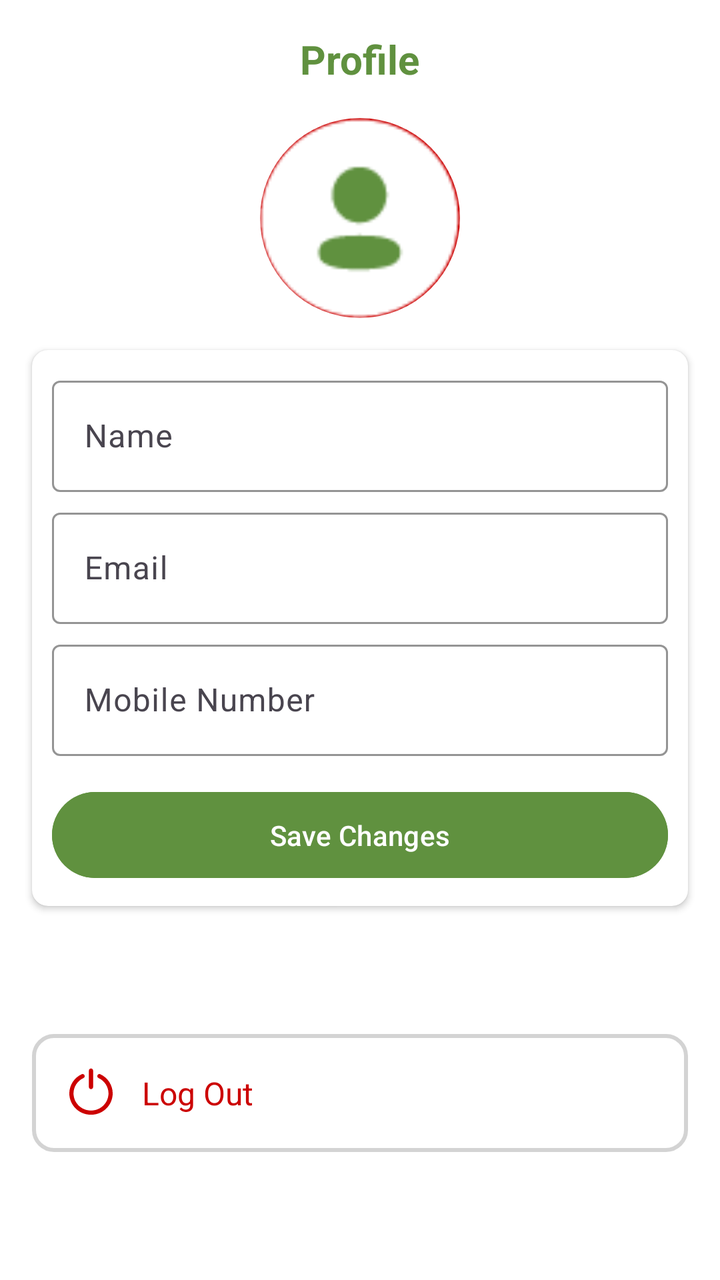
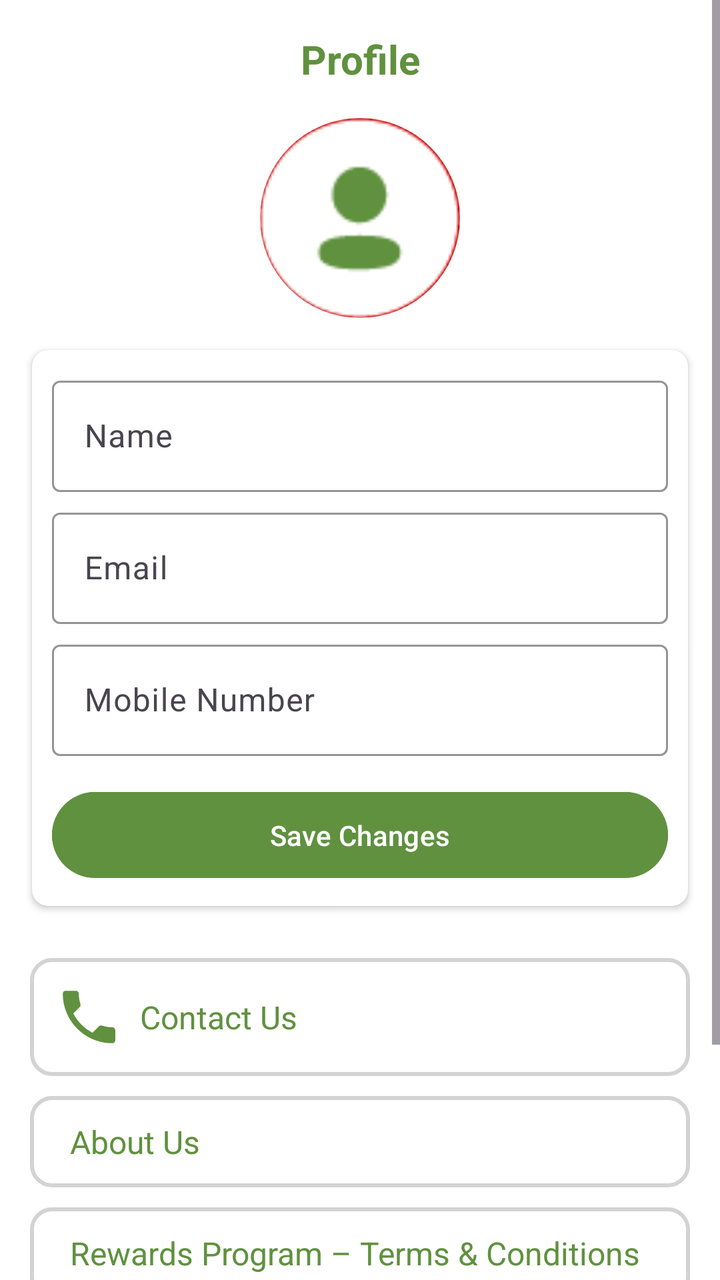

Two renders of the same Android screen: before a commit and after it. Below are the layout's source before the change and the commit's diff.
<!-- AndroidManifest.xml: application theme Theme.Fastrise -->
<!-- res/layout/layout_edit_profile.xml -->
<?xml version="1.0" encoding="utf-8"?>
<androidx.constraintlayout.widget.ConstraintLayout xmlns:android="http://schemas.android.com/apk/res/android"
    xmlns:app="http://schemas.android.com/apk/res-auto"
    android:layout_width="match_parent"
    android:layout_height="match_parent"
    android:background="@color/white">

    
    <TextView
        android:id="@+id/tvProfileTitle"
        android:layout_width="wrap_content"
        android:layout_height="wrap_content"
        android:layout_marginTop="16dp"
        android:text="Profile"
        android:textColor="@color/main_color"
        android:textSize="20sp"
        android:textStyle="bold"
        app:layout_constraintEnd_toEndOf="parent"
        app:layout_constraintStart_toStartOf="parent"
        app:layout_constraintTop_toTopOf="parent" />

    
    <ImageView
        android:id="@+id/imgPanUpload"
        android:layout_width="100dp"
        android:layout_height="100dp"
        android:layout_marginTop="16dp"
        android:background="@drawable/circle_badge"
        android:scaleType="centerCrop"
        android:src="@drawable/usericon"
        app:layout_constraintEnd_toEndOf="parent"
        app:layout_constraintStart_toStartOf="parent"
        app:layout_constraintTop_toBottomOf="@id/tvProfileTitle" />

    
    <androidx.cardview.widget.CardView
        android:id="@+id/cardView2"
        android:layout_width="match_parent"
        android:layout_height="wrap_content"
        android:layout_margin="16dp"
        android:elevation="4dp"
        app:cardCornerRadius="8dp"
        app:layout_constraintEnd_toEndOf="parent"
        app:layout_constraintStart_toStartOf="parent"
        app:layout_constraintTop_toBottomOf="@id/imgPanUpload">

        <LinearLayout
            android:layout_width="match_parent"
            android:layout_height="match_parent"
            android:orientation="vertical"
            android:padding="10dp">


            
            <com.google.android.material.textfield.TextInputLayout
                android:layout_width="match_parent"
                android:layout_height="wrap_content"

                android:hint="Name"
                app:boxBackgroundMode="outline"
                app:boxStrokeColor="@color/white">

                <com.google.android.material.textfield.TextInputEditText
                    android:id="@+id/et_name"
                    android:layout_width="match_parent"
                    android:layout_height="wrap_content"
                    android:inputType="textPersonName"
                    android:textColor="#000"
                    android:textSize="16sp" />
            </com.google.android.material.textfield.TextInputLayout>

            
            <com.google.android.material.textfield.TextInputLayout
                android:layout_width="match_parent"
                android:layout_height="wrap_content"
                android:layout_marginTop="5dp"
                android:hint="Email"
                app:boxBackgroundMode="outline"
                app:boxStrokeColor="@color/white">

                <com.google.android.material.textfield.TextInputEditText
                    android:id="@+id/et_email"
                    android:layout_width="match_parent"
                    android:layout_height="wrap_content"
                    android:inputType="textEmailAddress"
                    android:textColor="#000"
                    android:textSize="16sp" />
            </com.google.android.material.textfield.TextInputLayout>

            

            
            <com.google.android.material.textfield.TextInputLayout
                android:layout_width="match_parent"
                android:layout_height="wrap_content"
                android:layout_marginTop="5dp"
                android:hint="Mobile Number"
                app:boxBackgroundMode="outline"
                app:boxStrokeColor="#080808">

                <com.google.android.material.textfield.TextInputEditText
                    android:id="@+id/et_mobile"
                    android:layout_width="match_parent"
                    android:layout_height="wrap_content"
                    android:enabled="false"
                    android:inputType="phone"
                    android:textColor="#777"
                    android:textSize="16sp" />
            </com.google.android.material.textfield.TextInputLayout>


            
            <Button
                android:id="@+id/btn_save"
                android:layout_width="match_parent"
                android:layout_height="wrap_content"
                android:layout_marginTop="14dp"
                android:backgroundTint="@color/main_color"
                android:fontFamily="sans-serif-medium"
                android:padding="12dp"
                android:text="Save Changes"
                android:textColor="#FFFFFF" />
        </LinearLayout>
    </androidx.cardview.widget.CardView>

    
    <LinearLayout
        android:id="@+id/layoutLogout"
        android:layout_width="match_parent"
        android:layout_height="wrap_content"
        android:layout_margin="16dp"
        android:background="@drawable/rectangle_drawable"
        android:clickable="true"
        android:focusable="true"
        android:gravity="center_vertical"
        android:orientation="horizontal"
        android:padding="12dp"
        app:layout_constraintBottom_toBottomOf="parent"
        app:layout_constraintEnd_toEndOf="parent"
        app:layout_constraintStart_toStartOf="parent"
        app:layout_constraintTop_toBottomOf="@+id/cardView2">

        <ImageView
            android:layout_width="35dp"
            android:layout_height="35dp"
            android:src="@drawable/logout"
            app:tint="@android:color/holo_red_dark" />

        <TextView
            android:id="@+id/tvLogout"
            android:layout_width="match_parent"
            android:layout_height="match_parent"
            android:layout_gravity="center"
            android:layout_marginStart="8dp"
            android:gravity="center_vertical"
            android:text="Log Out"
            android:textColor="@android:color/holo_red_dark"
            android:textSize="16sp" />
    </LinearLayout>

</androidx.constraintlayout.widget.ConstraintLayout>
<!-- resources referenced by this layout -->
<resources>
  <color name="main_color">#60913f</color>
  <color name="white">#FFFFFFFF</color>
  <!-- drawable circle_badge (drawable) -->
  <?xml version="1.0" encoding="utf-8"?>
  <shape xmlns:android="http://schemas.android.com/apk/res/android"
      android:shape="oval">
      <solid android:color="@android:color/holo_red_dark" />
      <size android:width="30dp" android:height="30dp"/>
  </shape>
  <!-- drawable logout (drawable) -->
  <vector xmlns:android="http://schemas.android.com/apk/res/android"
      android:width="50dp"
      android:height="50dp"
      android:viewportWidth="25"
      android:viewportHeight="25">
      <path
          android:fillColor="@color/white"
          android:pathData="M11.75,10.374C11.75,10.788 12.086,11.124 12.5,11.124C12.914,11.124 13.25,10.788 13.25,10.374L11.75,10.374ZM13.25,4.5C13.25,4.086 12.914,3.75 12.5,3.75C12.086,3.75 11.75,4.086 11.75,4.5L13.25,4.5ZM9.811,7.162C10.188,6.99 10.354,6.545 10.183,6.168C10.011,5.791 9.566,5.625 9.189,5.796L9.811,7.162ZM5.5,12.66L4.75,12.656L4.75,12.669L5.5,12.66ZM12.5,19.5L12.509,18.75C12.503,18.75 12.497,18.75 12.491,18.75L12.5,19.5ZM19.5,12.66L20.25,12.669L20.25,12.656L19.5,12.66ZM15.811,5.796C15.434,5.625 14.989,5.791 14.817,6.168C14.646,6.545 14.812,6.99 15.189,7.162L15.811,5.796ZM13.25,10.374L13.25,4.5L11.75,4.5L11.75,10.374L13.25,10.374ZM9.189,5.796C6.498,7.022 4.766,9.7 4.75,12.656L6.25,12.664C6.262,10.292 7.652,8.144 9.811,7.162L9.189,5.796ZM4.75,12.669C4.799,16.905 8.273,20.299 12.509,20.25L12.491,18.75C9.084,18.789 6.29,16.059 6.25,12.651L4.75,12.669ZM12.491,20.25C16.727,20.299 20.201,16.905 20.25,12.669L18.75,12.651C18.71,16.059 15.916,18.789 12.509,18.75L12.491,20.25ZM20.25,12.656C20.235,9.7 18.502,7.022 15.811,5.796L15.189,7.162C17.347,8.144 18.738,10.292 18.75,12.664L20.25,12.656Z" />
  </vector>
  <!-- drawable rectangle_drawable (drawable) -->
  <?xml version="1.0" encoding="utf-8"?>
  <shape
      xmlns:android="http://schemas.android.com/apk/res/android"
      android:shape="rectangle">
      <solid
          android:color="#FFF"/>
      <stroke
          android:width="2dp"
          android:color="#d3d3d3"/>
      <corners android:radius="10dp"/>
  </shape>
  <!-- drawable usericon: png bitmap (drawable, 1592 bytes) -->
  <style name="Theme.Fastrise" parent="Base.Theme.Fastrise" />
  <style name="Base.Theme.Fastrise" parent="Theme.Material3.DayNight.NoActionBar">
          
          <item name="colorPrimary">#60913f</item>
      </style>
</resources>

<!-- the commit's change to res/layout/layout_edit_profile.xml (unified diff, before → after) -->
@@ -5,157 +5,271 @@
     android:layout_height="match_parent"
     android:background="@color/white">
 
-    
-    <TextView
-        android:id="@+id/tvProfileTitle"
-        android:layout_width="wrap_content"
-        android:layout_height="wrap_content"
-        android:layout_marginTop="16dp"
-        android:text="Profile"
-        android:textColor="@color/main_color"
-        android:textSize="20sp"
-        android:textStyle="bold"
-        app:layout_constraintEnd_toEndOf="parent"
-        app:layout_constraintStart_toStartOf="parent"
-        app:layout_constraintTop_toTopOf="parent" />
-
-    
-    <ImageView
-        android:id="@+id/imgPanUpload"
-        android:layout_width="100dp"
-        android:layout_height="100dp"
-        android:layout_marginTop="16dp"
-        android:background="@drawable/circle_badge"
-        android:scaleType="centerCrop"
-        android:src="@drawable/usericon"
-        app:layout_constraintEnd_toEndOf="parent"
-        app:layout_constraintStart_toStartOf="parent"
-        app:layout_constraintTop_toBottomOf="@id/tvProfileTitle" />
-
-    
-    <androidx.cardview.widget.CardView
-        android:id="@+id/cardView2"
+    <ScrollView
         android:layout_width="match_parent"
-        android:layout_height="wrap_content"
-        android:layout_margin="16dp"
-        android:elevation="4dp"
-        app:cardCornerRadius="8dp"
-        app:layout_constraintEnd_toEndOf="parent"
-        app:layout_constraintStart_toStartOf="parent"
-        app:layout_constraintTop_toBottomOf="@id/imgPanUpload">
+        android:layout_height="match_parent"
+        android:fillViewport="true">
 
         <LinearLayout
             android:layout_width="match_parent"
-            android:layout_height="match_parent"
-            android:orientation="vertical"
-            android:padding="10dp">
-
-
-            
-            <com.google.android.material.textfield.TextInputLayout
-                android:layout_width="match_parent"
-                android:layout_height="wrap_content"
-
-                android:hint="Name"
-                app:boxBackgroundMode="outline"
-                app:boxStrokeColor="@color/white">
-
-                <com.google.android.material.textfield.TextInputEditText
-                    android:id="@+id/et_name"
-                    android:layout_width="match_parent"
-                    android:layout_height="wrap_content"
-                    android:inputType="textPersonName"
-                    android:textColor="#000"
-                    android:textSize="16sp" />
-            </com.google.android.material.textfield.TextInputLayout>
-
-            
-            <com.google.android.material.textfield.TextInputLayout
-                android:layout_width="match_parent"
-                android:layout_height="wrap_content"
-                android:layout_marginTop="5dp"
-                android:hint="Email"
-                app:boxBackgroundMode="outline"
-                app:boxStrokeColor="@color/white">
-
-                <com.google.android.material.textfield.TextInputEditText
-                    android:id="@+id/et_email"
-                    android:layout_width="match_parent"
-                    android:layout_height="wrap_content"
-                    android:inputType="textEmailAddress"
-                    android:textColor="#000"
-                    android:textSize="16sp" />
-            </com.google.android.material.textfield.TextInputLayout>
-
-            
-
-            
-            <com.google.android.material.textfield.TextInputLayout
-                android:layout_width="match_parent"
-                android:layout_height="wrap_content"
-                android:layout_marginTop="5dp"
-                android:hint="Mobile Number"
-                app:boxBackgroundMode="outline"
-                app:boxStrokeColor="#080808">
-
-                <com.google.android.material.textfield.TextInputEditText
-                    android:id="@+id/et_mobile"
-                    android:layout_width="match_parent"
-                    android:layout_height="wrap_content"
-                    android:enabled="false"
-                    android:inputType="phone"
-                    android:textColor="#777"
-                    android:textSize="16sp" />
-            </com.google.android.material.textfield.TextInputLayout>
-
-
-            
-            <Button
-                android:id="@+id/btn_save"
-                android:layout_width="match_parent"
-                android:layout_height="wrap_content"
-                android:layout_marginTop="14dp"
-                android:backgroundTint="@color/main_color"
-                android:fontFamily="sans-serif-medium"
-                android:padding="12dp"
-                android:text="Save Changes"
-                android:textColor="#FFFFFF" />
+            android:layout_height="wrap_content"
+            android:orientation="vertical">
+
+            
+            <TextView
+                android:id="@+id/tvProfileTitle"
+                android:layout_width="wrap_content"
+                android:layout_height="wrap_content"
+                android:layout_gravity="center"
+                android:layout_marginTop="16dp"
+                android:gravity="center"
+                android:text="Profile"
+                android:textColor="@color/main_color"
+                android:textSize="20sp"
+                android:textStyle="bold" />
+
+            
+            <ImageView
+                android:id="@+id/imgPanUpload"
+                android:layout_width="100dp"
+                android:layout_height="100dp"
+                android:layout_gravity="center"
+                android:layout_marginTop="16dp"
+                android:background="@drawable/circle_badge"
+                android:scaleType="centerCrop"
+                android:src="@drawable/usericon" />
+
+            
+            <androidx.cardview.widget.CardView
+                android:id="@+id/cardView2"
+                android:layout_width="match_parent"
+                android:layout_height="wrap_content"
+                android:layout_margin="16dp"
+                android:elevation="4dp"
+                app:cardCornerRadius="8dp">
+
+                <LinearLayout
+                    android:layout_width="match_parent"
+                    android:layout_height="match_parent"
+                    android:orientation="vertical"
+                    android:padding="10dp">
+
+                    
+                    <com.google.android.material.textfield.TextInputLayout
+                        android:layout_width="match_parent"
+                        android:layout_height="wrap_content"
+                        android:hint="Name"
+                        app:boxBackgroundMode="outline"
+                        app:boxStrokeColor="@color/white">
+
+                        <com.google.android.material.textfield.TextInputEditText
+                            android:id="@+id/et_name"
+                            android:layout_width="match_parent"
+                            android:layout_height="wrap_content"
+                            android:inputType="textPersonName"
+                            android:textColor="#000"
+                            android:textSize="16sp" />
+                    </com.google.android.material.textfield.TextInputLayout>
+
+                    
+                    <com.google.android.material.textfield.TextInputLayout
+                        android:layout_width="match_parent"
+                        android:layout_height="wrap_content"
+                        android:layout_marginTop="5dp"
+                        android:hint="Email"
+                        app:boxBackgroundMode="outline"
+                        app:boxStrokeColor="@color/white">
+
+                        <com.google.android.material.textfield.TextInputEditText
+                            android:id="@+id/et_email"
+                            android:layout_width="match_parent"
+                            android:layout_height="wrap_content"
+                            android:inputType="textEmailAddress"
+                            android:textColor="#000"
+                            android:textSize="16sp" />
+                    </com.google.android.material.textfield.TextInputLayout>
+
+                    
+                    <com.google.android.material.textfield.TextInputLayout
+                        android:layout_width="match_parent"
+                        android:layout_height="wrap_content"
+                        android:layout_marginTop="5dp"
+                        android:hint="Mobile Number"
+                        app:boxBackgroundMode="outline"
+                        app:boxStrokeColor="#080808">
+
+                        <com.google.android.material.textfield.TextInputEditText
+                            android:id="@+id/et_mobile"
+                            android:layout_width="match_parent"
+                            android:layout_height="wrap_content"
+                            android:enabled="false"
+                            android:inputType="phone"
+                            android:textColor="#777"
+                            android:textSize="16sp" />
+                    </com.google.android.material.textfield.TextInputLayout>
+
+                    
+                    <Button
+                        android:id="@+id/btn_save"
+                        android:layout_width="match_parent"
+                        android:layout_height="wrap_content"
+                        android:layout_marginTop="14dp"
+                        android:backgroundTint="@color/main_color"
+                        android:fontFamily="sans-serif-medium"
+                        android:padding="12dp"
+                        android:text="Save Changes"
+                        android:textColor="#FFFFFF" />
+                </LinearLayout>
+            </androidx.cardview.widget.CardView>
+
+            
+            <LinearLayout
+                android:id="@+id/layoutContactUs"
+                android:layout_width="match_parent"
+                android:layout_height="wrap_content"
+                android:layout_marginStart="15dp"
+                android:layout_marginTop="10dp"
+                android:layout_marginEnd="15dp"
+                android:background="@drawable/rectangle_drawable"
+                android:clickable="true"
+                android:focusable="true"
+                android:gravity="center_vertical"
+                android:orientation="horizontal"
+                android:padding="12dp">
+
+                <ImageView
+                    android:layout_width="35dp"
+                    android:layout_height="35dp"
+                    android:src="@drawable/ic_contact"
+                    app:tint="@color/main_color" />
+
+                <TextView
+                    android:id="@+id/tvContactUs"
+                    android:layout_width="match_parent"
+                    android:layout_height="match_parent"
+                    android:layout_gravity="center"
+                    android:layout_marginStart="8dp"
+                    android:gravity="center_vertical"
+                    android:text="Contact Us"
+                    android:textColor="@color/main_color"
+                    android:textSize="16sp" />
+            </LinearLayout>
+            
+            <LinearLayout
+                android:id="@+id/layoutAboutUs"
+                android:layout_width="match_parent"
+                android:layout_height="wrap_content"
+                android:layout_marginStart="15dp"
+                android:layout_marginTop="10dp"
+                android:layout_marginEnd="15dp"
+                android:background="@drawable/rectangle_drawable"
+                android:clickable="true"
+                android:focusable="true"
+                android:gravity="center_vertical"
+                android:orientation="horizontal"
+                android:padding="12dp">
+
+
+                <TextView
+                    android:id="@+id/tvAboutUs"
+                    android:layout_width="match_parent"
+                    android:layout_height="match_parent"
+                    android:layout_gravity="center"
+                    android:layout_marginStart="8dp"
+                    android:gravity="center_vertical"
+                    android:text="About Us"
+                    android:textColor="@color/main_color"
+                    android:textSize="16sp" />
+            </LinearLayout>
+
+            <LinearLayout
+                android:id="@+id/layoutRewardProgram"
+                android:layout_width="match_parent"
+                android:layout_height="wrap_content"
+                android:layout_marginStart="15dp"
+                android:layout_marginTop="10dp"
+                android:layout_marginEnd="15dp"
+                android:background="@drawable/rectangle_drawable"
+                android:clickable="true"
+                android:focusable="true"
+                android:gravity="center_vertical"
+                android:orientation="horizontal"
+                android:padding="12dp">
+
+
+                <TextView
+
+                    android:layout_width="match_parent"
+                    android:layout_height="match_parent"
+                    android:layout_gravity="center"
+                    android:layout_marginStart="8dp"
+                    android:gravity="center_vertical"
+                    android:text="Rewards Program – Terms &amp; Conditions"
+                    android:textColor="@color/main_color"
+                    android:textSize="16sp" />
+            </LinearLayout>
+
+            <LinearLayout
+                android:id="@+id/layoutWarentyPolicy"
+                android:layout_width="match_parent"
+                android:layout_height="wrap_content"
+                android:layout_marginStart="15dp"
+                android:layout_marginTop="10dp"
+                android:layout_marginEnd="15dp"
+                android:background="@drawable/rectangle_drawable"
+                android:clickable="true"
+                android:focusable="true"
+                android:gravity="center_vertical"
+                android:orientation="horizontal"
+                android:padding="12dp">
+
+
+                <TextView
+
+                    android:layout_width="match_parent"
+                    android:layout_height="match_parent"
+                    android:layout_gravity="center"
+                    android:layout_marginStart="8dp"
+                    android:gravity="center_vertical"
+                    android:text="Warranty Policy"
+                    android:textColor="@color/main_color"
+                    android:textSize="16sp" />
+            </LinearLayout>
+
+            
+            <LinearLayout
+                android:id="@+id/layoutLogout"
+                android:layout_width="match_parent"
+                android:layout_height="wrap_content"
+                android:layout_marginStart="15dp"
+                android:layout_marginTop="10dp"
+                android:layout_marginEnd="15dp"
+                android:layout_marginBottom="10dp"
+                android:background="@drawable/rectangle_drawable"
+                android:clickable="true"
+                android:focusable="true"
+                android:gravity="center_vertical"
+                android:orientation="horizontal"
+                android:padding="12dp">
+
+                <ImageView
+                    android:layout_width="35dp"
+                    android:layout_height="35dp"
+                    android:src="@drawable/logout"
+                    app:tint="@android:color/holo_red_dark" />
+
+                <TextView
+                    android:id="@+id/tvLogout"
+                    android:layout_width="match_parent"
+                    android:layout_height="match_parent"
+                    android:layout_gravity="center"
+                    android:layout_marginStart="8dp"
+                    android:gravity="center_vertical"
+                    android:text="Log Out"
+                    android:textColor="@android:color/holo_red_dark"
+                    android:textSize="16sp" />
+            </LinearLayout>
+
         </LinearLayout>
-    </androidx.cardview.widget.CardView>
-
-    
-    <LinearLayout
-        android:id="@+id/layoutLogout"
-        android:layout_width="match_parent"
-        android:layout_height="wrap_content"
-        android:layout_margin="16dp"
-        android:background="@drawable/rectangle_drawable"
-        android:clickable="true"
-        android:focusable="true"
-        android:gravity="center_vertical"
-        android:orientation="horizontal"
-        android:padding="12dp"
-        app:layout_constraintBottom_toBottomOf="parent"
-        app:layout_constraintEnd_toEndOf="parent"
-        app:layout_constraintStart_toStartOf="parent"
-        app:layout_constraintTop_toBottomOf="@+id/cardView2">
-
-        <ImageView
-            android:layout_width="35dp"
-            android:layout_height="35dp"
-            android:src="@drawable/logout"
-            app:tint="@android:color/holo_red_dark" />
-
-        <TextView
-            android:id="@+id/tvLogout"
-            android:layout_width="match_parent"
-            android:layout_height="match_parent"
-            android:layout_gravity="center"
-            android:layout_marginStart="8dp"
-            android:gravity="center_vertical"
-            android:text="Log Out"
-            android:textColor="@android:color/holo_red_dark"
-            android:textSize="16sp" />
-    </LinearLayout>
-
+    </ScrollView>
 </androidx.constraintlayout.widget.ConstraintLayout>
<!-- resource entries referenced after the edit -->
@@ -9,6 +9,19 @@
       <solid android:color="@android:color/holo_red_dark" />
       <size android:width="30dp" android:height="30dp"/>
   </shape>
+  <!-- drawable ic_contact (drawable) -->
+  <?xml version="1.0" encoding="utf-8"?>
+  <vector xmlns:android="http://schemas.android.com/apk/res/android"
+      android:width="24dp"
+      android:height="24dp"
+      android:viewportWidth="24"
+      android:viewportHeight="24"
+      android:tint="?attr/colorControlNormal">
+  
+      <path
+          android:fillColor="@android:color/black"
+          android:pathData="M6.62,10.79c1.44,2.83 3.76,5.15 6.59,6.59l2.2,-2.2c0.27,-0.27 0.67,-0.36 1.02,-0.24 1.12,0.37 2.33,0.57 3.57,0.57 0.55,0 1,0.45 1,1V20c0,0.55 -0.45,1 -1,1 -9.39,0 -17,-7.61 -17,-17 0,-0.55 0.45,-1 1,-1h3.5c0.55,0 1,0.45 1,1 0,1.25 0.2,2.45 0.57,3.57 0.11,0.35 0.03,0.74 -0.25,1.02l-2.2,2.2z"/>
+  </vector>
   <!-- drawable logout (drawable) -->
   <vector xmlns:android="http://schemas.android.com/apk/res/android"
       android:width="50dp"
